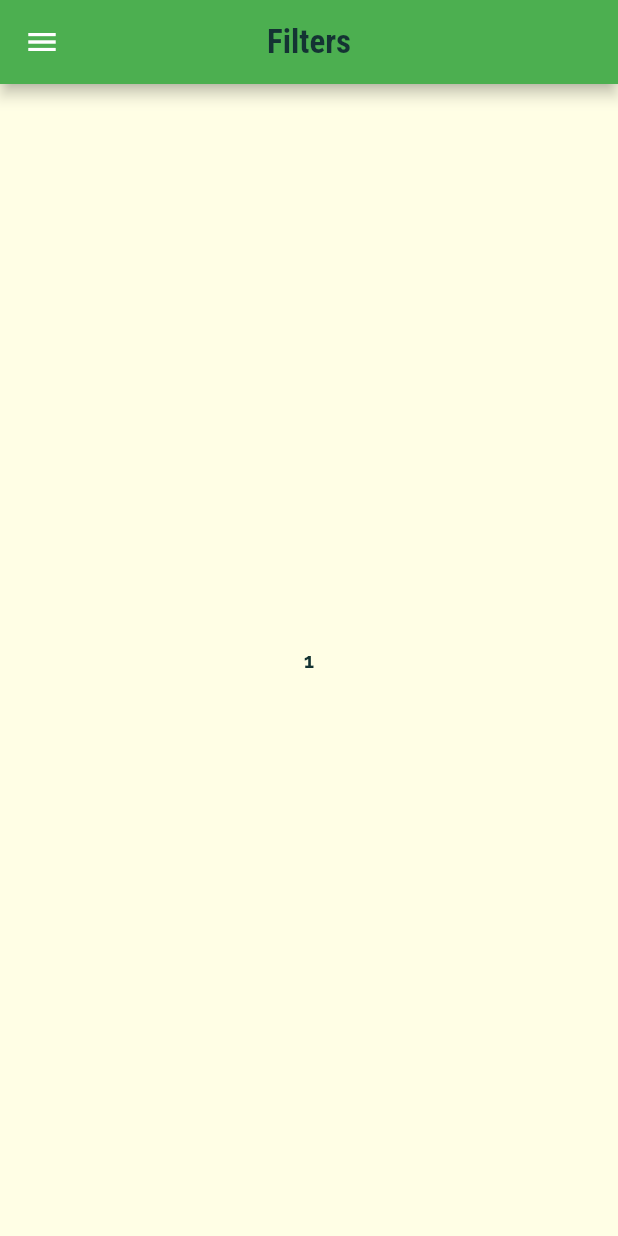
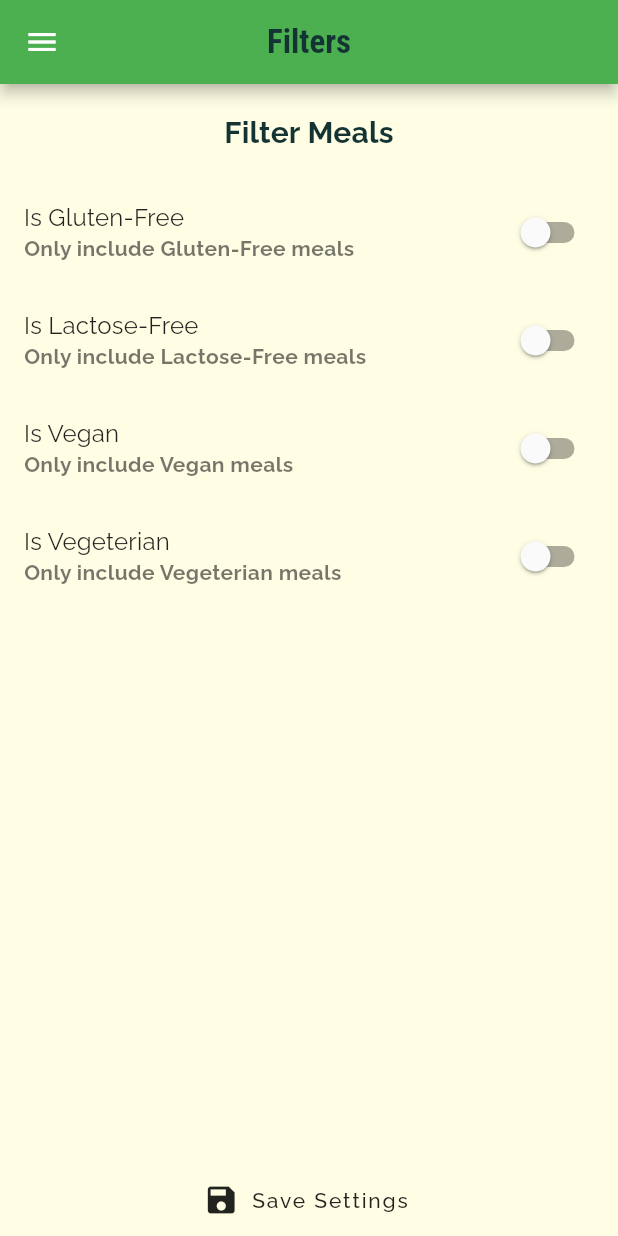
Before and after one commit to demilola/meals-app, a Flutter app: the FiltersScreen screen opened by its route, on a phone screen of 412 x 824 dp. Run offline on Flutter 3.47's test engine with Material 2 defaults, Android fonts, the phone set to English and light mode, and no system bars; our stand-ins replace google_fonts.

Commit message:
added filtering functionality

```diff
--- a/lib/main.dart
+++ b/lib/main.dart
@@ -1,5 +1,7 @@
 import 'package:flutter/material.dart';
 import 'package:google_fonts/google_fonts.dart';
+import 'package:meals_app/dummy_data.dart';
+import 'package:meals_app/models/meal.dart';
 import 'package:meals_app/screens/categories_screen.dart';
 import 'package:meals_app/screens/category_meals_screen.dart';
 import 'package:meals_app/screens/filters_screen.dart';
@@ -16,6 +18,41 @@ class MyApp extends StatefulWidget {
 }
 
 class _MyAppState extends State<MyApp> {
+  Map<String, bool> _filters = {
+    'gluten': false,
+    'lactose': false,
+    'vegan': false,
+    'vegetarian': false
+  };
+
+  List<Meal> availableMeals = DUMMY_MEALS;
+
+  void _setFilters(Map<String, bool> filterData) {
+    setState(() {
+      //To accept whatever new set of values is passed from whewrever as filters
+      _filters = filterData;
+      //To make a new list implementing the new filters
+      availableMeals = DUMMY_MEALS.where((meal) {
+        //This piece of logic checks if we're filtering to get only gluten free meals, if we are, then check if the meal isn't gluten free,
+        //if it's not gluten-free, return false and the meal wont show up
+        if (_filters['gluten'] && !meal.isGlutenFree) {
+          return false;
+        }
+        if (_filters['lactose'] && !meal.isLactoseFree) {
+          return false;
+        }
+        if (_filters['vegan'] && !meal.isVegan) {
+          return false;
+        }
+        if (_filters['vegetarian'] && !meal.isVegetarian) {
+          return false;
+        } else {
+          return true;
+        }
+      }).toList();
+    });
+  }
+
   @override
   Widget build(BuildContext context) {
     return MaterialApp(
@@ -55,10 +92,11 @@ class _MyAppState extends State<MyApp> {
       initialRoute: '/',
       routes: {
         '/': (context) => TabsScreen(),
-        CategoryMealsScreen.id: (context) => CategoryMealsScreen(),
+        CategoryMealsScreen.id: (context) =>
+            CategoryMealsScreen(availableMeals),
         MealDetailsScreen.id: (context) => MealDetailsScreen(),
         CategoriesScreen.id: (context) => CategoriesScreen(),
-        FiltersScreen.id: (context) => FiltersScreen(),
+        FiltersScreen.id: (context) => FiltersScreen(_filters, _setFilters),
       },
       // onGenerateRoute: (settings) =>
       //     MaterialPageRoute(builder: (context) => CategoriesScreen()),
--- a/lib/screens/filters_screen.dart
+++ b/lib/screens/filters_screen.dart
@@ -1,8 +1,33 @@
 import 'package:flutter/material.dart';
 import 'package:meals_app/widgets/main_drawer.dart';
 
-class FiltersScreen extends StatelessWidget {
+class FiltersScreen extends StatefulWidget {
   static const String id = '/FiltersScreen';
+  final Function saveFilters;
+  final Map<String, bool> currentFilters;
+
+  FiltersScreen(this.currentFilters, this.saveFilters);
+
+  @override
+  _FiltersScreenState createState() => _FiltersScreenState();
+}
+
+class _FiltersScreenState extends State<FiltersScreen> {
+  bool _isGlutenFree = false;
+  bool _isLactoseFree = false;
+  bool _isVegan = false;
+  bool _isVegetarian = false;
+
+  @override
+  void initState() {
+    //When the page initializes, it changes the values to the passed values from main.dart
+    // This way, some from of persistence is acheived
+    _isGlutenFree = widget.currentFilters['gluten'];
+    _isLactoseFree = widget.currentFilters['lactose'];
+    _isVegan = widget.currentFilters['vegan'];
+    _isVegetarian = widget.currentFilters['vegetarian'];
+    super.initState();
+  }
 
   @override
   Widget build(BuildContext context) {
@@ -11,8 +36,65 @@ class FiltersScreen extends StatelessWidget {
           title: Text('Filters'),
         ),
         drawer: MainDrawer(),
-        body: Center(
-          child: Text('1'),
+        body: Column(
+          crossAxisAlignment: CrossAxisAlignment.stretch,
+          children: [
+            Container(
+              padding: EdgeInsets.all(20),
+              child: Text(
+                'Filter Meals',
+                textAlign: TextAlign.center,
+                style: Theme.of(context).textTheme.headline6,
+              ),
+            ),
+            Expanded(
+              child: ListView(
+                children: [
+                  //Remember to change to builder method
+                  SwitchListTile.adaptive(
+                    value: _isGlutenFree,
+                    onChanged: (value) => setState(() => _isGlutenFree = value),
+                    title: Text('Is Gluten-Free'),
+                    subtitle: Text('Only include Gluten-Free meals'),
+                  ),
+                  SwitchListTile.adaptive(
+                    value: _isLactoseFree,
+                    onChanged: (value) =>
+                        setState(() => _isLactoseFree = value),
+                    title: Text('Is Lactose-Free'),
+                    subtitle: Text('Only include Lactose-Free meals'),
+                  ),
+                  SwitchListTile.adaptive(
+                    value: _isVegan,
+                    onChanged: (value) => setState(() => _isVegan = value),
+                    title: Text('Is Vegan'),
+                    subtitle: Text('Only include Vegan meals'),
+                  ),
+                  SwitchListTile.adaptive(
+                    value: _isVegetarian,
+                    onChanged: (value) => setState(() => _isVegetarian = value),
+                    title: Text('Is Vegeterian'),
+                    subtitle: Text('Only include Vegeterian meals'),
+                  )
+                ],
+              ),
+            ),
+            FlatButton.icon(
+                onPressed: () {
+                  /*Accesses values from the switch tiles and stores them into a map which is thereafter sent as filterlist,
+                  Then, replaces page with homepage*/
+                  Map<String, bool> selectedFilters = {
+                    'gluten': _isGlutenFree,
+                    'lactose': _isLactoseFree,
+                    'vegan': _isVegan,
+                    'vegetarian': _isVegetarian
+                  };
+                  widget.saveFilters(selectedFilters);
+                  Navigator.pushReplacementNamed(context, '/');
+                },
+                icon: Icon(Icons.save),
+                label: Text('Save Settings'))
+          ],
         ));
   }
 }
```
